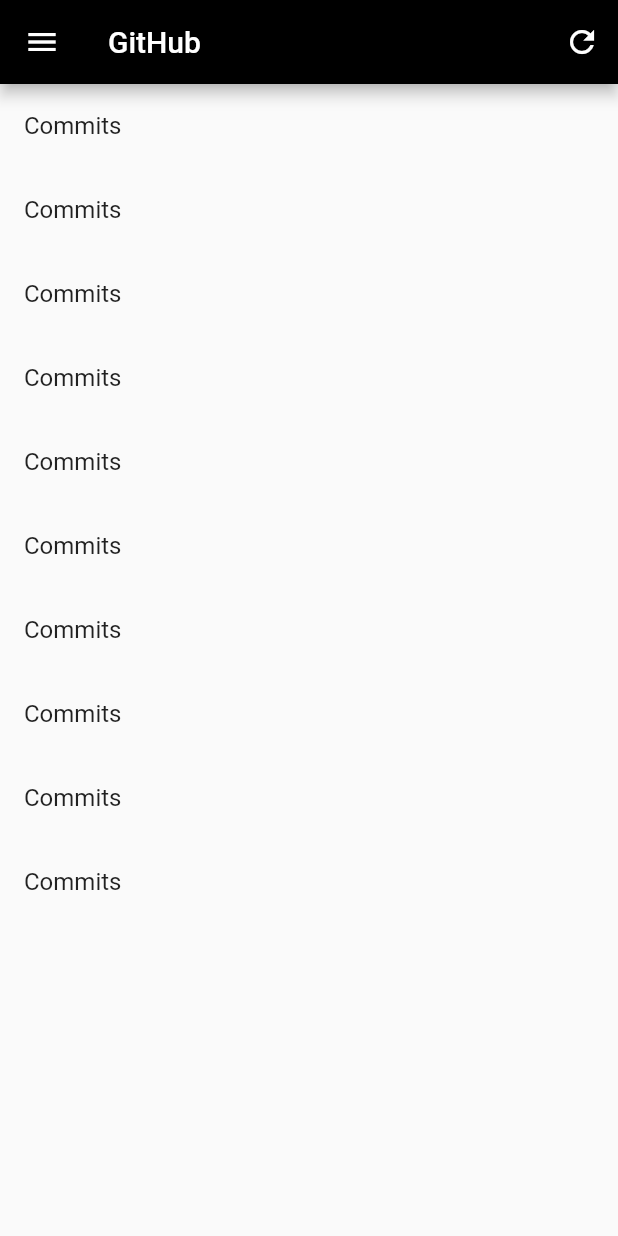
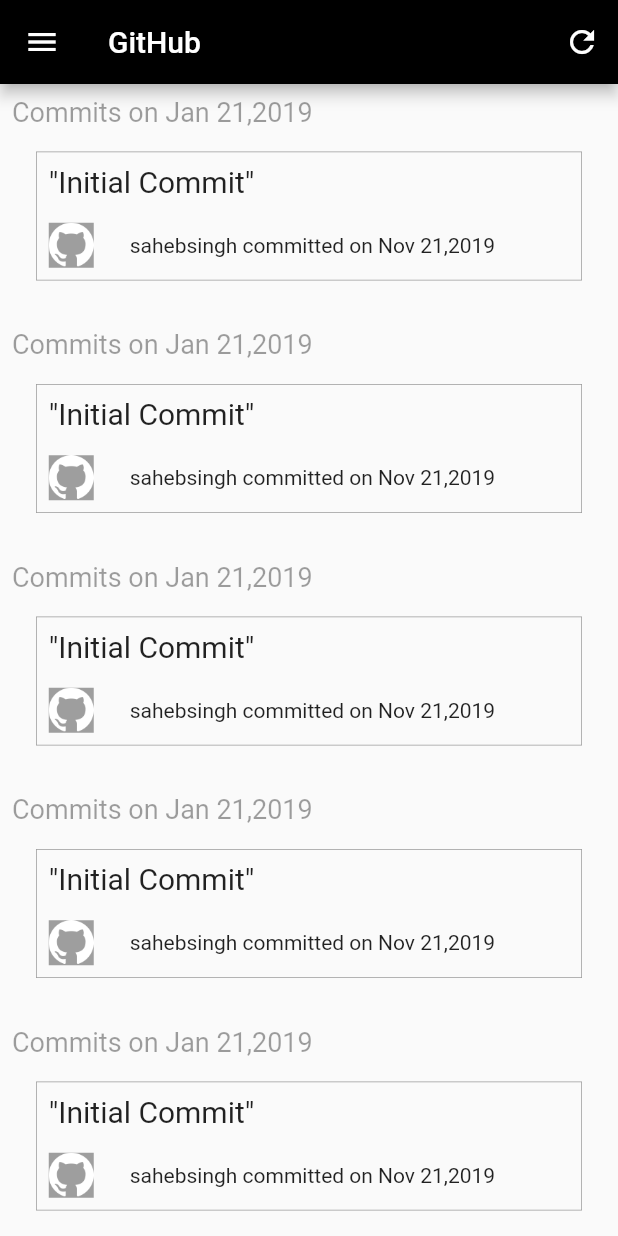
Before and after one commit to sahebsingh416/github-client-flutter, a Flutter app: the screen it shows after launch, on a phone screen of 412 x 824 dp. Run offline on Flutter 3.47's test engine with Material 2 defaults, Android fonts, the phone set to English and light mode, and no system bars.

Commit message:
[wip] - Commit list item UI

```diff
--- /dev/null
+++ b/github_client_flutter/lib/components/commit_list_item.dart
@@ -0,0 +1,63 @@
+import 'package:flutter/material.dart';
+
+class CommitListItem extends StatefulWidget {
+  @override
+  _CommitListItemState createState() => _CommitListItemState();
+}
+
+class _CommitListItemState extends State<CommitListItem> {
+  @override
+  Widget build(BuildContext context) {
+    return Container(
+      child: Padding(
+        padding: const EdgeInsets.all(8.0),
+        child: Column(
+          crossAxisAlignment: CrossAxisAlignment.start,
+          children: <Widget>[
+            Text(
+              "Commits on Jan 21,2019",
+              style: TextStyle(fontSize: 18, color: Colors.black38),
+            ),
+            Padding(
+                padding: EdgeInsets.all(16),
+                child: Container(
+                  width: MediaQuery.of(context).size.width,
+                  decoration: BoxDecoration(
+                      border: Border.all(color: Colors.black38, width: 0.5)),
+                  child: Column(
+                    crossAxisAlignment: CrossAxisAlignment.start,
+                    children: <Widget>[
+                      Padding(
+                        padding: const EdgeInsets.all(8.0),
+                        child: Text(
+                          '"Initial Commit"',
+                          style: TextStyle(fontSize: 20),
+                        ),
+                      ),
+                      Row(
+                        children: <Widget>[
+                          Padding(
+                            padding: const EdgeInsets.all(8.0),
+                            child: Container(
+                                height: 30,
+                                width: 30,
+                                color: Colors.grey,
+                                child: Image.asset(
+                                  "images/github.png",
+                                )),
+                          ),
+                          Padding(
+                            padding: EdgeInsets.only(left: 16.0),
+                            child: Text("sahebsingh committed on Nov 21,2019"),
+                          )
+                        ],
+                      )
+                    ],
+                  ),
+                ))
+          ],
+        ),
+      ),
+    );
+  }
+}
--- a/github_client_flutter/lib/ui/home.dart
+++ b/github_client_flutter/lib/ui/home.dart
@@ -1,4 +1,5 @@
 import 'package:flutter/material.dart';
+import 'package:github_client_flutter/components/commit_list_item.dart';
 
 class HomeScreen extends StatefulWidget {
   @override
@@ -27,9 +28,7 @@ class _HomeScreenState extends State<HomeScreen> {
             itemCount: 10,
             primary: true,
             itemBuilder: (context, int index) {
-              return ListTile(
-                title: Text("Commits"),
-              );
+              return CommitListItem();
             },
           )),
     );
```
